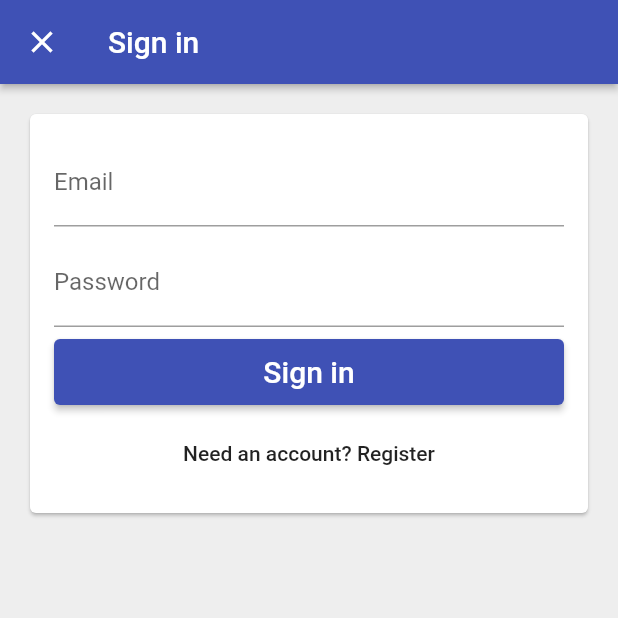
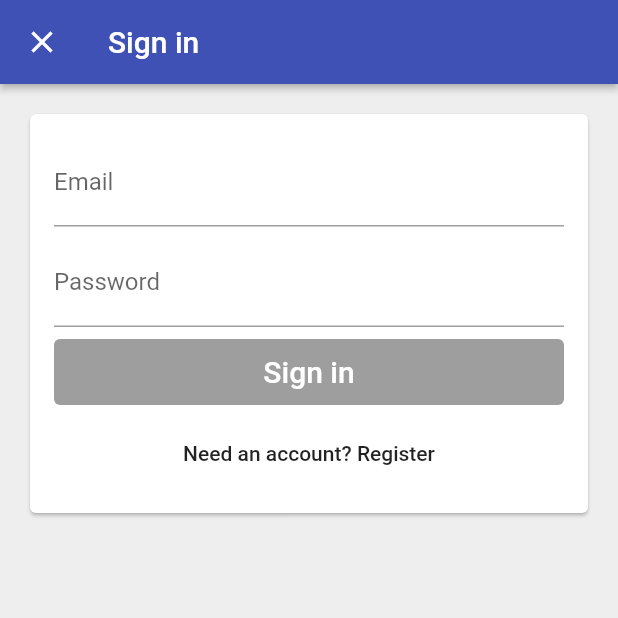
Before and after one commit to sergey19941201/TimeTrackerFlutterCourse, a Flutter app: the FirstSignInPage screen opened directly with empty values, after a tap on "Sign in with email", on a phone screen of 412 x 824 dp, the top half of it. Run offline on Flutter 3.47's test engine with Material 2 defaults, Android fonts, the phone set to English and light mode, and no system bars; accounts and stored records are empty.

Commit message:
finish with email sign in. add dialog

```diff
--- a/lib/app/sign_in/email_sign_in_form.dart
+++ b/lib/app/sign_in/email_sign_in_form.dart
@@ -1,9 +1,15 @@
 import 'package:flutter/material.dart';
+import 'package:time_tracker_flutter_course/app/sign_in/validators.dart';
 import 'package:time_tracker_flutter_course/common_widgets/form_submit_button.dart';
+import 'package:time_tracker_flutter_course/services/auth.dart';
 
 enum EmailSignInFormType { signIn, register }
 
-class EmailSignInForm extends StatefulWidget {
+class EmailSignInForm extends StatefulWidget with EmailAndPasswordValidators {
+  EmailSignInForm({@required this.auth});
+
+  final AuthBase auth;
+
   @override
   _EmailSignInFormState createState() => _EmailSignInFormState();
 }
@@ -11,16 +17,62 @@ class EmailSignInForm extends StatefulWidget {
 class _EmailSignInFormState extends State<EmailSignInForm> {
   final TextEditingController _emailController = TextEditingController();
   final TextEditingController _passwordController = TextEditingController();
+  final FocusNode _emailFocusNode = FocusNode();
+  final FocusNode _passwordFocusNode = FocusNode();
 
+  String get _email => _emailController.text;
+
+  String get _password => _passwordController.text;
   EmailSignInFormType _formType = EmailSignInFormType.signIn;
+  bool _submitted = false;
+  bool _isLoading = false;
 
-  void _submit() {
-    print(
-        'email: ${_emailController.text}, password: ${_passwordController.text}');
+  void _submit() async {
+    print('submit called');
+    setState(() {
+      _submitted = true;
+      _isLoading = true;
+    });
+    try {
+      if (_formType == EmailSignInFormType.signIn) {
+        await widget.auth.signInWithEmailAndPassword(_email, _password);
+      } else {
+        await widget.auth.createUserWithEmailAndPassword(_email, _password);
+      }
+      Navigator.of(context).pop();
+    } catch (e) {
+      print(e.toString());
+      showDialog(
+          context: context,
+          builder: (context) {
+            return AlertDialog(
+              title: Text('Sign in failed'),
+              content: Text(e.toString()),
+              actions: [
+                FlatButton(
+                  child: Text('OK'),
+                  onPressed: () => Navigator.of(context).pop(),
+                )
+              ],
+            );
+          });
+    } finally {
+      setState(() {
+        _isLoading = false;
+      });
+    }
+  }
+
+  void _emailEditingComplete() {
+    final newFocus = widget.emailValidator.isValid(_email)
+        ? _passwordFocusNode
+        : _emailFocusNode;
+    FocusScope.of(context).requestFocus(newFocus);
   }
 
   void _toggleFormType() {
     setState(() {
+      _submitted = false;
       _formType = _formType == EmailSignInFormType.signIn
           ? EmailSignInFormType.register
           : EmailSignInFormType.signIn;
@@ -37,31 +89,62 @@ class _EmailSignInFormState extends State<EmailSignInForm> {
         ? 'Need an account? Register'
         : 'Have an account? Sign in';
 
+    bool submitEnabled = widget.emailValidator.isValid(_email) &&
+        widget.passwordValidator.isValid(_password) &&
+        !_isLoading;
+
     return [
-      TextField(
-        controller: _emailController,
-        decoration: InputDecoration(
-          labelText: 'Email',
-          hintText: 'test@test.com',
-        ),
-      ),
+      _buildEmailTextField(),
       SizedBox(height: 8.0),
-      TextField(
-        controller: _passwordController,
-        decoration: InputDecoration(labelText: 'Password'),
-        obscureText: true,
-      ),
+      _buildPasswordTextField(),
       SizedBox(height: 8.0),
       FormSubmitButton(
         text: primaryText,
-        onPressed: _submit,
+        onPressed: submitEnabled ? _submit : null,
       ),
       SizedBox(height: 8.0),
       FlatButton(
         child: Text(secondaryText),
-        onPressed: _toggleFormType,
+        onPressed: !_isLoading ? _toggleFormType : null,
       )
     ];
+  }
+
+  TextField _buildPasswordTextField() {
+    bool showErrorText =
+        _submitted && !widget.emailValidator.isValid(_password);
+    return TextField(
+      controller: _passwordController,
+      focusNode: _passwordFocusNode,
+      decoration: InputDecoration(
+        labelText: 'Password',
+        errorText: showErrorText ? widget.invalidPasswordErrorText : null,
+        enabled: _isLoading == false,
+      ),
+      obscureText: true,
+      textInputAction: TextInputAction.done,
+      onChanged: (email) => _updateState(),
+      onEditingComplete: _submit,
+    );
+  }
+
+  TextField _buildEmailTextField() {
+    bool showErrorText = _submitted && !widget.emailValidator.isValid(_email);
+    return TextField(
+      controller: _emailController,
+      focusNode: _emailFocusNode,
+      decoration: InputDecoration(
+        labelText: 'Email',
+        hintText: 'test@test.com',
+        errorText: showErrorText ? widget.invalidEmailErrorText : null,
+        enabled: _isLoading == false,
+      ),
+      autocorrect: false,
+      keyboardType: TextInputType.emailAddress,
+      textInputAction: TextInputAction.next,
+      onChanged: (password) => _updateState(),
+      onEditingComplete: _emailEditingComplete,
+    );
   }
 
   @override
@@ -75,4 +158,8 @@ class _EmailSignInFormState extends State<EmailSignInForm> {
       ),
     );
   }
+
+  void _updateState() {
+    setState(() {});
+  }
 }
--- a/lib/app/sign_in/email_sign_in_page.dart
+++ b/lib/app/sign_in/email_sign_in_page.dart
@@ -1,7 +1,12 @@
 import 'package:flutter/material.dart';
 import 'package:time_tracker_flutter_course/app/sign_in/email_sign_in_form.dart';
+import 'package:time_tracker_flutter_course/services/auth.dart';
 
 class EmailSignInPage extends StatelessWidget {
+  EmailSignInPage({@required this.auth});
+
+  final AuthBase auth;
+
   @override
   Widget build(BuildContext context) {
     return Scaffold(
@@ -9,10 +14,12 @@ class EmailSignInPage extends StatelessWidget {
         title: Text('Sign in'),
         elevation: 2.0,
       ),
-      body: Padding(
-        padding: const EdgeInsets.all(16.0),
-        child: Card(
-          child: EmailSignInForm(),
+      body: SingleChildScrollView(
+        child: Padding(
+          padding: const EdgeInsets.all(16.0),
+          child: Card(
+            child: EmailSignInForm(auth: auth),
+          ),
         ),
       ),
       backgroundColor: Colors.grey[200],
--- a/lib/app/sign_in/first_sign_in_page.dart
+++ b/lib/app/sign_in/first_sign_in_page.dart
@@ -14,7 +14,7 @@ class FirstSignInPage extends StatelessWidget {
     Navigator.of(context).push(
       MaterialPageRoute<void>(
         fullscreenDialog: true,
-        builder: (context) => EmailSignInPage(),
+        builder: (context) => EmailSignInPage(auth: auth),
       ),
     );
   }
--- /dev/null
+++ b/lib/app/sign_in/validators.dart
@@ -0,0 +1,17 @@
+abstract class StringValidator {
+  bool isValid(String value);
+}
+
+class NonEmptyStringValidator implements StringValidator {
+  @override
+  bool isValid(String value) {
+    return value.isNotEmpty;
+  }
+}
+
+class EmailAndPasswordValidators {
+  final StringValidator emailValidator = NonEmptyStringValidator();
+  final StringValidator passwordValidator = NonEmptyStringValidator();
+  final String invalidEmailErrorText = 'Email can\'t be empty';
+  final String invalidPasswordErrorText = 'Password can\'t be empty';
+}
```
Also changed, not shown: lib/services/auth.dart (+24 -1 lines).
